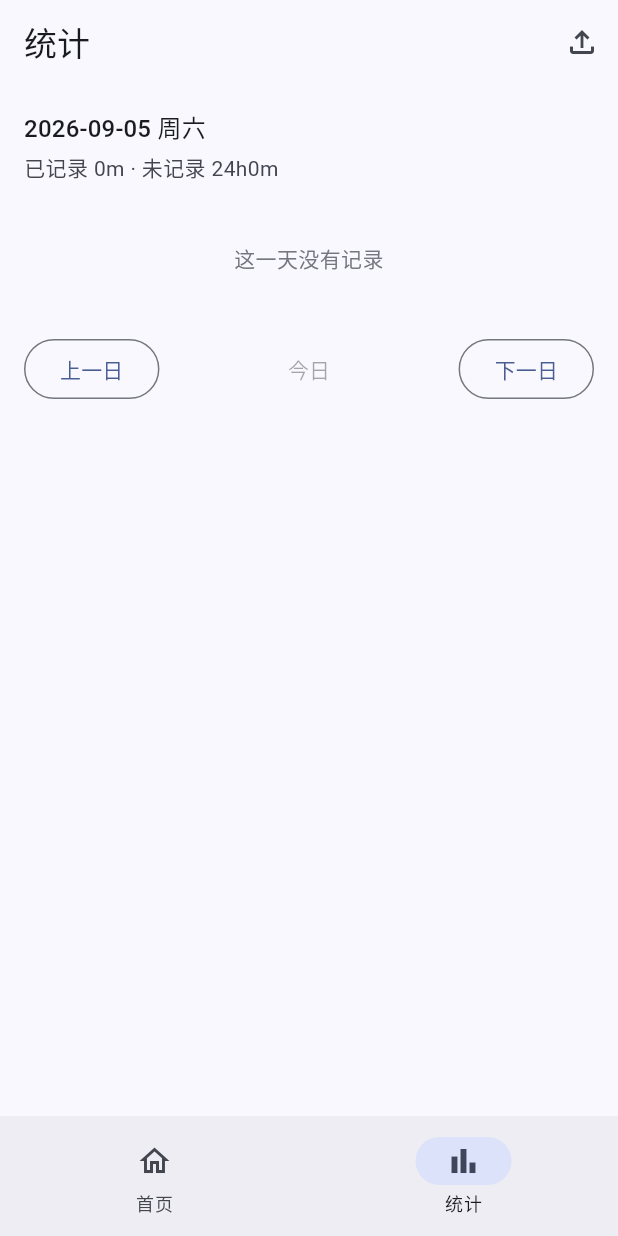
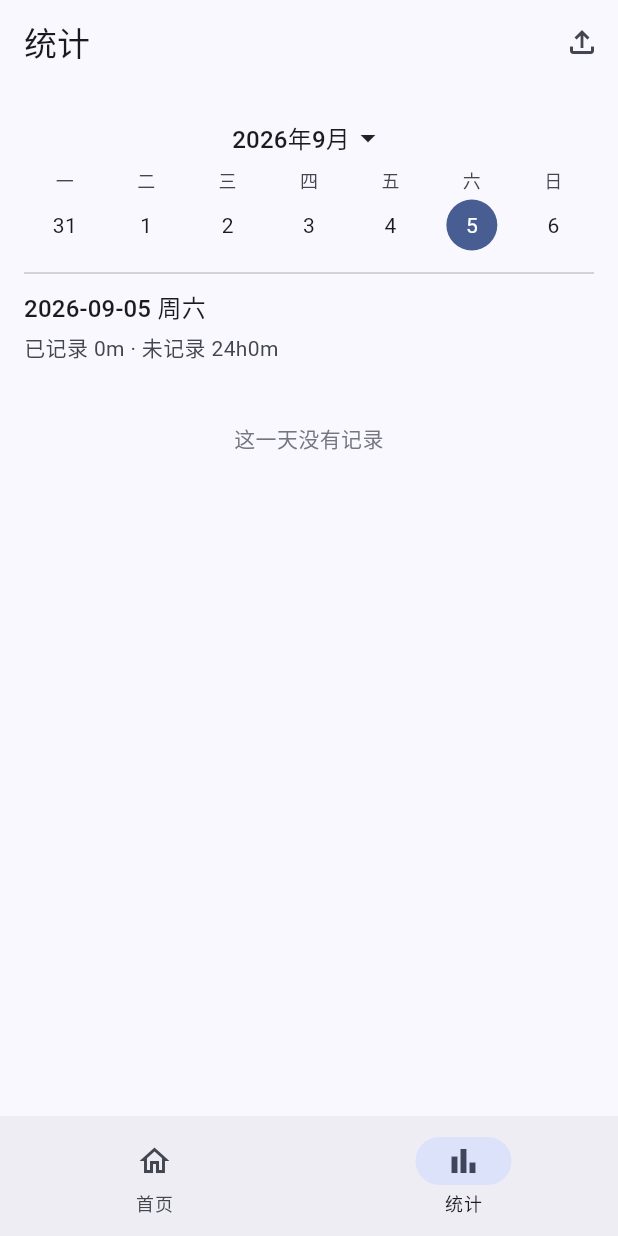
Before and after one commit to Zooms233/DailyTimestamp, a Flutter app: the screen it shows after launch, item 2 of the bottom bar chosen, on a phone screen of 412 x 824 dp. Run offline on Flutter 3.47's test engine with Material 3 defaults, Android fonts, the phone set to English and light mode, and no system bars; our stand-ins replace share_plus; Roboto replaces fonts that are missing (Source Han Sans SC).

Commit message:
feat: 统计页新增月历条；数据文件迁至外部目录便于备份

```diff
--- a/app/lib/main.dart
+++ b/app/lib/main.dart
@@ -39,6 +39,9 @@ class RootPage extends StatefulWidget {
 class _RootPageState extends State<RootPage> with WidgetsBindingObserver {
   int _index = 0;
 
+  /// 切到统计 Tab 时通知其重置为今日
+  final _statsKey = GlobalKey<StatsPageState>();
+
   @override
   void initState() {
     super.initState();
@@ -70,12 +73,16 @@ class _RootPageState extends State<RootPage> with WidgetsBindingObserver {
         listenable: EventStore.instance,
         builder: (context, _) => IndexedStack(
           index: _index,
-          children: [HomePage(), StatsPage()],
+          children: [HomePage(), StatsPage(key: _statsKey)],
         ),
       ),
       bottomNavigationBar: NavigationBar(
         selectedIndex: _index,
-        onDestinationSelected: (i) => setState(() => _index = i),
+        onDestinationSelected: (i) {
+          setState(() => _index = i);
+          // 回到统计页时自动显示今日（并收起月历）
+          if (i == 1) _statsKey.currentState?.resetToToday();
+        },
         destinations: const [
           NavigationDestination(icon: Icon(Icons.home_outlined), selectedIcon: Icon(Icons.home), label: '首页'),
           NavigationDestination(icon: Icon(Icons.bar_chart_outlined), selectedIcon: Icon(Icons.bar_chart), label: '统计'),
--- a/app/lib/pages/stats_page.dart
+++ b/app/lib/pages/stats_page.dart
@@ -1,4 +1,4 @@
-/// 统计页（设计文档 3.3）：按日聚合时长 + 占比条形 + 上一日/下一日翻页。
+/// 统计页（设计文档 3.3）：月历跳日 + 按日聚合时长 + 占比条形。
 library;
 
 import 'dart:async';
@@ -15,12 +15,24 @@ class StatsPage extends StatefulWidget {
   const StatsPage({super.key});
 
   @override
-  State<StatsPage> createState() => _StatsPageState();
+  State<StatsPage> createState() => StatsPageState();
 }
 
-class _StatsPageState extends State<StatsPage> {
+class StatsPageState extends State<StatsPage> {
   DateTime _day = DateTime.now();
   Timer? _timer;
+
+  /// 月历条是否展开（false = 收缩周条）
+  bool _calExpanded = false;
+
+  /// 月历展开时浏览的月份（仅日历显示，与统计日独立；收起时忽略）
+  DateTime _calMonth = DateTime.now();
+
+  /// 从打卡页切回统计 Tab 时调用：重置为今日并收起月历。
+  void resetToToday() => setState(() {
+        _day = DateTime.now();
+        _calExpanded = false;
+      });
 
   @override
   void initState() {
@@ -33,13 +45,6 @@ class _StatsPageState extends State<StatsPage> {
   void dispose() {
     _timer?.cancel();
     super.dispose();
-  }
-
-  bool get _isToday {
-    final now = DateTime.now();
-    return _day.year == now.year &&
-        _day.month == now.month &&
-        _day.day == now.day;
   }
 
   /// 导出数据：Windows 直存系统下载目录；Android 走系统分享面板。
@@ -67,6 +72,202 @@ class _StatsPageState extends State<StatsPage> {
     }
   }
 
+  // ---------- 月历条 ----------
+
+  DateTime _weekStart(DateTime d) =>
+      DateTime(d.year, d.month, d.day - (d.weekday - 1));
+
+  static bool _sameDay(DateTime a, DateTime b) =>
+      a.year == b.year && a.month == b.month && a.day == b.day;
+
+  /// 展开/收起月历；展开时定位到统计日所在月。
+  void _toggleCalendar() => setState(() {
+        _calExpanded = !_calExpanded;
+        _calMonth = DateTime(_day.year, _day.month, 1);
+      });
+
+  /// 展开态切换浏览月份；只改月历显示，不改统计日。
+  void _shiftCalMonth(int delta) => setState(() {
+        _calMonth = DateTime(_calMonth.year, _calMonth.month + delta, 1);
+      });
+
+  /// 月份行标题："2026年9月"
+  String _titleOf(DateTime m) => '${m.year}年${m.month}月';
+
+  /// 点选日期：切统计日；月历保持展开，便于连续跳看。
+  void _pickCalendarDay(DateTime d) => setState(() {
+        _day = d;
+      });
+
+  Widget _calendar(ThemeData theme) {
+    const weekHeads = ['一', '二', '三', '四', '五', '六', '日'];
+    final now = DateTime.now();
+    final store = EventStore.instance;
+
+    // 月 -> 当月有记录的日集合（周条跨月时最多缓存 2 个月）
+    final recCache = <String, Set<int>>{};
+    Set<int> recordedOf(DateTime d) => recCache.putIfAbsent(
+          '${d.year}-${d.month}',
+          () => store.recordedDaysOfMonth(DateTime(d.year, d.month, 1)),
+        );
+
+    final headRow = Row(
+      children: [
+        for (final h in weekHeads)
+          Expanded(
+            child: Center(
+              child: Text(
+                h,
+                style: theme.textTheme.bodySmall
+                    ?.copyWith(color: theme.colorScheme.onSurfaceVariant),
+              ),
+            ),
+          ),
+      ],
+    );
+
+    Widget dayCell(DateTime d) {
+      final sel = _sameDay(d, _day);
+      final isToday = _sameDay(d, now);
+      final hasRecord = recordedOf(d).contains(d.day);
+      final Widget face;
+      if (sel) {
+        face = Container(
+          width: 34,
+          height: 34,
+          alignment: Alignment.center,
+          decoration: BoxDecoration(
+            color: theme.colorScheme.primary,
+            shape: BoxShape.circle,
+          ),
+          child: Text(
+            '${d.day}',
+            style: theme.textTheme.bodyMedium
+                ?.copyWith(color: theme.colorScheme.onPrimary),
+          ),
+        );
+      } else {
+        face = Column(
+          mainAxisSize: MainAxisSize.min,
+          children: [
+            Text(
+              '${d.day}',
+              style: theme.textTheme.bodyMedium?.copyWith(
+                color: isToday
+                    ? theme.colorScheme.primary
+                    : theme.colorScheme.onSurface,
+                fontWeight: isToday ? FontWeight.w600 : null,
+              ),
+            ),
+            if (hasRecord) ...[
+              const SizedBox(height: 2),
+              Container(
+                width: 4,
+                height: 4,
+                decoration: BoxDecoration(
+                  color: theme.colorScheme.primary,
+                  shape: BoxShape.circle,
+                ),
+              ),
+            ],
+          ],
+        );
+      }
+      return Expanded(
+        child: InkWell(
+          onTap: () => _pickCalendarDay(d),
+          child: SizedBox(height: 44, child: Center(child: face)),
+        ),
+      );
+    }
+
+    Widget emptyCell() => const Expanded(child: SizedBox.shrink());
+
+    final List<Widget> rows;
+    if (_calExpanded) {
+      final m = _calMonth;
+      final lead = DateTime(m.year, m.month, 1).weekday - 1;
+      final daysInMonth = DateTime(m.year, m.month + 1, 0).day;
+      final cells = <Widget>[
+        for (var i = 0; i < lead; i++) emptyCell(),
+        for (var day = 1; day <= daysInMonth; day++)
+          dayCell(DateTime(m.year, m.month, day)),
+      ];
+      while (cells.length % 7 != 0) {
+        cells.add(emptyCell());
+      }
+      rows = [
+        for (var i = 0; i < cells.length; i += 7)
+          Row(children: cells.sublist(i, i + 7)),
+      ];
+    } else {
+      final ws = _weekStart(_day);
+      rows = [
+        Row(
+          children: [
+            for (var i = 0; i < 7; i++) dayCell(ws.add(Duration(days: i))),
+          ],
+        ),
+      ];
+    }
+
+    // 月份行：月份 + 展开开关始终居中（Stack），切换状态时位置不变；
+    // 展开态 [<]/[>] 翻月箭头浮在两端。
+    final monthRow = SizedBox(
+      height: 40,
+      child: Stack(
+        alignment: Alignment.center,
+        children: [
+          InkWell(
+            onTap: _toggleCalendar,
+            borderRadius: BorderRadius.circular(20),
+            child: Padding(
+              padding: const EdgeInsets.symmetric(horizontal: 24, vertical: 4),
+              child: Row(
+                mainAxisSize: MainAxisSize.min,
+                children: [
+                  Text(
+                    _titleOf(_calExpanded ? _calMonth : _day),
+                    style: theme.textTheme.titleMedium,
+                  ),
+                  Icon(_calExpanded ? Icons.arrow_drop_up : Icons.arrow_drop_down),
+                ],
+              ),
+            ),
+          ),
+          if (_calExpanded) ...[
+            Positioned(
+              left: 0,
+              child: IconButton(
+                icon: const Icon(Icons.chevron_left),
+                tooltip: '上个月',
+                onPressed: () => _shiftCalMonth(-1),
+              ),
+            ),
+            Positioned(
+              right: 0,
+              child: IconButton(
+                icon: const Icon(Icons.chevron_right),
+                tooltip: '下个月',
+                onPressed: () => _shiftCalMonth(1),
+              ),
+            ),
+          ],
+        ],
+      ),
+    );
+
+    return Column(
+      crossAxisAlignment: CrossAxisAlignment.stretch,
+      children: [
+        monthRow,
+        headRow,
+        ...rows,
+        const Divider(height: 20),
+      ],
+    );
+  }
+
   @override
   Widget build(BuildContext context) {
     final theme = Theme.of(context);
@@ -92,6 +293,7 @@ class _StatsPageState extends State<StatsPage> {
         child: ListView(
           padding: const EdgeInsets.all(16),
           children: [
+            _calendar(theme),
             Text(fmtDay(_day), style: theme.textTheme.titleMedium),
             const SizedBox(height: 4),
             Text(
@@ -127,30 +329,6 @@ class _StatsPageState extends State<StatsPage> {
                 isGap: true,
               ),
             ],
-            const SizedBox(height: 16),
-            Row(
-              mainAxisAlignment: MainAxisAlignment.spaceBetween,
-              children: [
-                OutlinedButton(
-                  onPressed: () => setState(
-                    () => _day = DateTime(_day.year, _day.month, _day.day - 1),
-                  ),
-                  child: const Text('上一日'),
-                ),
-                TextButton(
-                  onPressed: _isToday
-                      ? null
-                      : () => setState(() => _day = DateTime.now()),
-                  child: const Text('今日'),
-                ),
-                OutlinedButton(
-                  onPressed: () => setState(
-                    () => _day = DateTime(_day.year, _day.month, _day.day + 1),
-                  ),
-                  child: const Text('下一日'),
-                ),
-              ],
-            ),
           ],
         ),
       ),
--- a/app/lib/services/event_store.dart
+++ b/app/lib/services/event_store.dart
@@ -306,6 +306,26 @@ class EventStore extends ChangeNotifier {
     );
   }
 
+  /// 某月中有记录（当日已记录时长 > 0）的"日"集合，供月历圆点。
+  /// 与统计同口径：事件裁剪到当月区间；进行中事件截止到"现在"；跨天事件两侧日期都标记。
+  Set<int> recordedDaysOfMonth(DateTime month) {
+    final s0 = DateTime(month.year, month.month, 1).millisecondsSinceEpoch;
+    final s1 = DateTime(month.year, month.month + 1, 1).millisecondsSinceEpoch;
+    final nowMs = DateTime.now().millisecondsSinceEpoch;
+    final days = <int>{};
+    for (final e in _events) {
+      final es = max(e.startAt, s0);
+      final ee = min(e.endAt ?? nowMs, s1);
+      if (ee <= es) continue;
+      var d = DateTime.fromMillisecondsSinceEpoch(es);
+      while (d.millisecondsSinceEpoch < ee && d.month == month.month) {
+        days.add(d.day);
+        d = DateTime(d.year, d.month, d.day + 1);
+      }
+    }
+    return days;
+  }
+
   /// 与某一天有交集的事件，裁剪到日界。
   /// 返回 (事件, 裁剪后开始ms, 裁剪后结束ms, 当日是否进行中)。
   List<(TimestampEvent, int, int, bool)> eventsOfDay(DateTime day, {DateTime? now}) {
@@ -392,7 +412,35 @@ class EventStore extends ChangeNotifier {
     }
   }
 
+  /// 数据文件位置。
+  /// Android 存外部应用专属目录（/storage/emulated/0/Android/data/应用包名/files）：
+  /// 文件管理器可见，备份/恢复直接拷文件，不依赖 run-as/debug 包。
+  /// 首次运行自动从旧内部目录迁移；外部存储不可用时退回内部目录。
+  /// 其他平台仍用系统文档目录（Windows = 用户 Documents）。
   Future<File> _file() async {
+    if (Platform.isAndroid) {
+      final ext = await getExternalStorageDirectory();
+      if (ext != null) {
+        final f = File('${ext.path}${Platform.pathSeparator}events.json');
+        if (!await f.exists()) {
+          try {
+            final legacy = await _legacyFile();
+            if (await legacy.exists()) {
+              await legacy.copy(f.path);
+              await legacy.delete();
+            }
+          } catch (e) {
+            debugPrint('EventStore.migrate: $e');
+          }
+        }
+        return f;
+      }
+    }
+    return _legacyFile();
+  }
+
+  /// 旧位置：Android 内部私有目录（release 包下需 run-as）；其他平台的现行位置。
+  Future<File> _legacyFile() async {
     final dir = await getApplicationDocumentsDirectory();
     return File('${dir.path}${Platform.pathSeparator}events.json');
   }
--- a/app/lib/widgets/punch_sheet.dart
+++ b/app/lib/widgets/punch_sheet.dart
@@ -54,7 +54,8 @@ class _PunchSheetState extends State<PunchSheet> {
               runSpacing: 8,
               children: [
                 for (final label in labels)
-                  Builder(builder: (ctx) {
+                  Builder(
+                    builder: (ctx) {
                       final c = EventStore.instance.colorOf(label);
                       final onC = c.computeLuminance() > 0.5
                           ? Colors.black87
@@ -65,14 +66,15 @@ class _PunchSheetState extends State<PunchSheet> {
                         side: BorderSide(color: c.withValues(alpha: 0.6)),
                         onPressed: () => _punch(label),
                       );
-                  }),
+                    },
+                  ),
               ],
             ),
             const SizedBox(height: 16),
             TextField(
               controller: _noteController,
               decoration: const InputDecoration(
-                hintText: '备注（可空，例如：《原子习惯》第 3 章）',
+                hintText: '备注',
                 border: OutlineInputBorder(),
                 isDense: true,
               ),
```
Also changed, not shown: 3 other files. Lines whose indentation alone changed are shown as unchanged.
